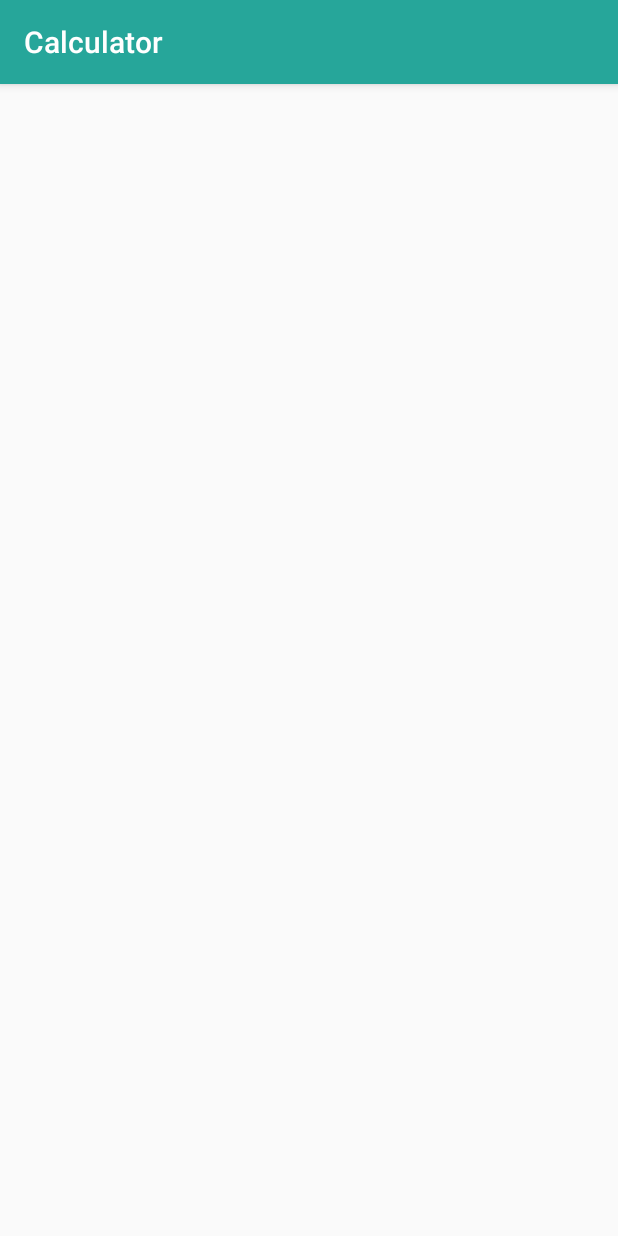
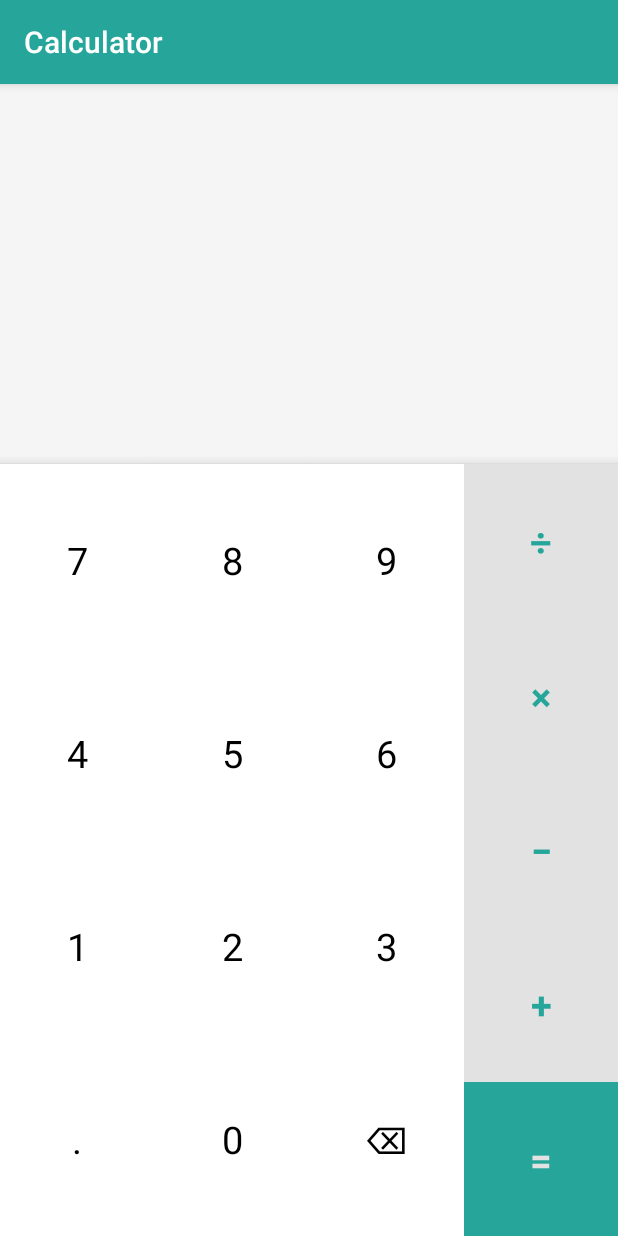
Before and after one commit to fetsh-edu/geekbrains-term-2-android-1, an Android app: the screen it shows after launch (MainActivity), on a phone screen of 412 x 824 dp. Run offline under Robolectric (Android 15) with nearby library versions, the phone set to English and light mode, and no system bars.

Commit message:
Return witdth and height

```diff
--- a/app/src/main/res/layout/activity_main.xml
+++ b/app/src/main/res/layout/activity_main.xml
@@ -56,6 +56,8 @@
         />
     <Button
         android:id="@+id/keyboard_num7"
+        android:layout_width="0dp"
+        android:layout_height="0dp"
         app:layout_constraintBottom_toTopOf="@id/keyboard_num4"
         app:layout_constraintLeft_toLeftOf="parent"
         app:layout_constraintRight_toLeftOf="@id/keyboard_num8"
@@ -65,6 +67,8 @@
         />
     <Button
         android:id="@+id/keyboard_num8"
+        android:layout_width="0dp"
+        android:layout_height="0dp"
         app:layout_constraintBottom_toTopOf="@id/keyboard_num5"
         app:layout_constraintLeft_toRightOf="@id/keyboard_num7"
         app:layout_constraintRight_toLeftOf="@id/keyboard_num9"
@@ -74,15 +78,19 @@
         />
     <Button
         android:id="@+id/keyboard_num9"
+        android:layout_width="0dp"
+        android:layout_height="0dp"
         app:layout_constraintBottom_toTopOf="@id/keyboard_num6"
         app:layout_constraintLeft_toRightOf="@id/keyboard_num8"
-        app:layout_constraintRight_toRightOf="@id/keyboard_num_del"
+        app:layout_constraintRight_toRightOf="@id/keyboard_delete"
         app:layout_constraintTop_toBottomOf="@id/display_guideline"
         android:text="@string/keyboard_num_9"
         style="@style/Operand"
         />
     <Button
         android:id="@+id/keyboard_num4"
+        android:layout_width="0dp"
+        android:layout_height="0dp"
         app:layout_constraintBottom_toTopOf="@id/keyboard_num1"
         app:layout_constraintLeft_toLeftOf="parent"
         app:layout_constraintRight_toLeftOf="@id/keyboard_num5"
@@ -92,6 +100,8 @@
         />
     <Button
         android:id="@+id/keyboard_num5"
+        android:layout_width="0dp"
+        android:layout_height="0dp"
         app:layout_constraintBottom_toTopOf="@id/keyboard_num2"
         app:layout_constraintLeft_toRightOf="@id/keyboard_num4"
         app:layout_constraintRight_toLeftOf="@id/keyboard_num6"
@@ -101,15 +111,19 @@
         />
     <Button
         android:id="@+id/keyboard_num6"
+        android:layout_width="0dp"
+        android:layout_height="0dp"
         app:layout_constraintBottom_toTopOf="@id/keyboard_num3"
         app:layout_constraintLeft_toRightOf="@id/keyboard_num5"
-        app:layout_constraintRight_toRightOf="@id/keyboard_num_del"
+        app:layout_constraintRight_toRightOf="@id/keyboard_delete"
         app:layout_constraintTop_toBottomOf="@id/keyboard_num9"
         android:text="@string/keyboard_num_6"
         style="@style/Operand"
         />
     <Button
         android:id="@+id/keyboard_num1"
+        android:layout_width="0dp"
+        android:layout_height="0dp"
         app:layout_constraintBottom_toTopOf="@id/keyboard_num_dot"
         app:layout_constraintLeft_toLeftOf="parent"
         app:layout_constraintRight_toLeftOf="@id/keyboard_num2"
@@ -119,6 +133,8 @@
         />
     <Button
         android:id="@+id/keyboard_num2"
+        android:layout_width="0dp"
+        android:layout_height="0dp"
         app:layout_constraintBottom_toTopOf="@id/keyboard_num0"
         app:layout_constraintLeft_toRightOf="@id/keyboard_num1"
         app:layout_constraintRight_toLeftOf="@id/keyboard_num3"
@@ -128,15 +144,19 @@
         />
     <Button
         android:id="@+id/keyboard_num3"
-        app:layout_constraintBottom_toTopOf="@id/keyboard_num_del"
+        android:layout_width="0dp"
+        android:layout_height="0dp"
+        app:layout_constraintBottom_toTopOf="@id/keyboard_delete"
         app:layout_constraintLeft_toRightOf="@id/keyboard_num2"
-        app:layout_constraintRight_toRightOf="@id/keyboard_num_del"
+        app:layout_constraintRight_toRightOf="@id/keyboard_delete"
         app:layout_constraintTop_toBottomOf="@id/keyboard_num6"
         android:text="@string/keyboard_num_3"
         style="@style/Operand"
         />
     <Button
         android:id="@+id/keyboard_num_dot"
+        android:layout_width="0dp"
+        android:layout_height="0dp"
         app:layout_constraintBottom_toBottomOf="parent"
         app:layout_constraintLeft_toLeftOf="parent"
         app:layout_constraintRight_toLeftOf="@id/keyboard_num0"
@@ -146,15 +166,19 @@
         />
     <Button
         android:id="@+id/keyboard_num0"
+        android:layout_width="0dp"
+        android:layout_height="0dp"
         app:layout_constraintBottom_toBottomOf="parent"
         app:layout_constraintLeft_toRightOf="@id/keyboard_num_dot"
-        app:layout_constraintRight_toLeftOf="@id/keyboard_num_del"
+        app:layout_constraintRight_toLeftOf="@id/keyboard_delete"
         app:layout_constraintTop_toBottomOf="@id/keyboard_num2"
         android:text="@string/keyboard_num_0"
         style="@style/Operand"
         />
     <Button
-        android:id="@+id/keyboard_num_del"
+        android:id="@+id/keyboard_delete"
+        android:layout_width="0dp"
+        android:layout_height="0dp"
         app:layout_constraintBottom_toBottomOf="parent"
         app:layout_constraintLeft_toRightOf="@id/keyboard_num0"
         app:layout_constraintRight_toLeftOf="@id/keyboard_equal"
@@ -164,6 +188,8 @@
         />
     <Button
         android:id="@+id/keyboard_divide"
+        android:layout_width="0dp"
+        android:layout_height="0dp"
         app:layout_constraintBottom_toTopOf="@id/keyboard_multiply"
         app:layout_constraintRight_toRightOf="parent"
         app:layout_constraintTop_toBottomOf="@id/display_guideline"
@@ -173,6 +199,8 @@
         />
     <Button
         android:id="@+id/keyboard_multiply"
+        android:layout_width="0dp"
+        android:layout_height="0dp"
         app:layout_constraintBottom_toTopOf="@id/keyboard_minus"
         app:layout_constraintRight_toRightOf="parent"
         app:layout_constraintTop_toBottomOf="@id/keyboard_divide"
@@ -182,6 +210,8 @@
         />
     <Button
         android:id="@+id/keyboard_minus"
+        android:layout_width="0dp"
+        android:layout_height="0dp"
         app:layout_constraintBottom_toTopOf="@id/keyboard_plus"
         app:layout_constraintRight_toRightOf="parent"
         app:layout_constraintTop_toBottomOf="@id/keyboard_multiply"
@@ -191,6 +221,8 @@
         />
     <Button
         android:id="@+id/keyboard_plus"
+        android:layout_width="0dp"
+        android:layout_height="0dp"
         app:layout_constraintBottom_toTopOf="@id/keyboard_equal"
         app:layout_constraintRight_toRightOf="parent"
         app:layout_constraintTop_toBottomOf="@id/keyboard_minus"
@@ -200,10 +232,12 @@
         />
     <Button
         android:id="@+id/keyboard_equal"
+        android:layout_width="0dp"
+        android:layout_height="0dp"
         app:layout_constraintTop_toBottomOf="@id/keyboard_plus"
         app:layout_constraintBottom_toBottomOf="parent"
         app:layout_constraintRight_toRightOf="parent"
-        app:layout_constraintLeft_toRightOf="@id/keyboard_num_del"
+        app:layout_constraintLeft_toRightOf="@id/keyboard_delete"
         style="@style/Equal"
         android:text="@string/operator_equal"
         />
```
